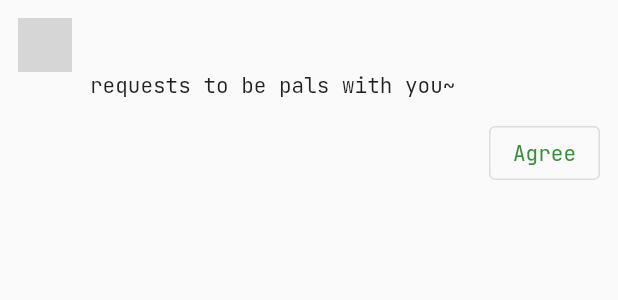
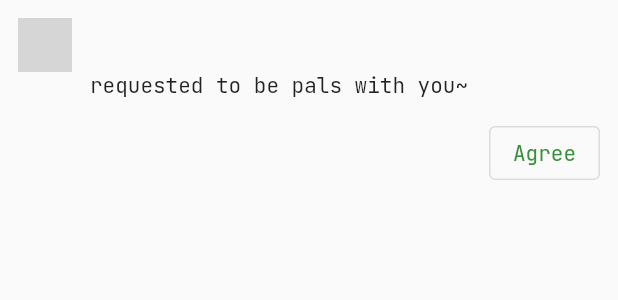
Before and after one commit to ahabhgk/treehole, a Flutter app: the NotificationWidget widget shown alone on an empty page, opened directly with empty values, on a phone screen of 412 x 824 dp. Shown: the top 300 px of the screen. Run offline on Flutter 3.47's test engine with Material 2 defaults, Android fonts, the phone set to English and light mode, and no system bars; our stand-ins replace bloc, easy_debounce, fl_chart, flutter_bloc, flutter_secure_storage, image_picker and 1 more; accounts and stored records are empty; network calls fail; grey boxes are pictures that could not be loaded.

Commit message:
feat: like notification

```diff
--- a/lib/components/notification.dart
+++ b/lib/components/notification.dart
@@ -11,6 +11,7 @@ class NotificationWidget extends StatelessWidget {
     required this.createdAt,
     this.onAgreeTap,
     this.isFollowed,
+    this.postContent,
   }) : super(key: key);
 
   final NotificationKind kind;
@@ -18,33 +19,59 @@ class NotificationWidget extends StatelessWidget {
   final String? senderAvatarUrl; // null for default avatar
   final void Function()? onAgreeTap;
   final bool? isFollowed; // only for follow notifications
+  final String? postContent; // only for like notifications
   final DateTime createdAt;
 
   String _buildTip() {
     if (kind == NotificationKind.follow) {
       if (isFollowed == true) {
-        return 'becomes your pal!';
+        return 'became your pal!';
       }
-      return 'requests to be pals with you~';
+      return 'requested to be pals with you~';
+    }
+    if (kind == NotificationKind.like) {
+      return 'liked you post!';
     }
     throw Exception('unreachable');
   }
 
-  List<Widget> _buildButton(BuildContext context) {
+  List<Widget> _buildBottom(BuildContext context) {
     if (kind == NotificationKind.follow) {
       if (isFollowed != true) {
         return [
-          OutlinedButton(
-            onPressed: onAgreeTap,
-            child: Text(
-              'Agree',
-              style: TextStyle(color: Theme.of(context).colorScheme.primary),
-            ),
+          Row(
+            mainAxisAlignment: MainAxisAlignment.end,
+            children: [
+              OutlinedButton(
+                onPressed: onAgreeTap,
+                child: Text(
+                  'Agree',
+                  style:
+                      TextStyle(color: Theme.of(context).colorScheme.primary),
+                ),
+              ),
+            ],
           ),
         ];
       } else {
         return [];
       }
+    }
+    if (kind == NotificationKind.like && postContent != null) {
+      return [
+        Row(
+          children: [
+            const SizedBox(width: 48),
+            Expanded(
+              child: Text(
+                postContent!,
+                maxLines: 1,
+                overflow: TextOverflow.ellipsis,
+              ),
+            ),
+          ],
+        )
+      ];
     }
     return [];
   }
@@ -79,12 +106,7 @@ class NotificationWidget extends StatelessWidget {
             ],
           ),
           const SizedBox(height: 12),
-          Row(
-            mainAxisAlignment: MainAxisAlignment.end,
-            children: [
-              ..._buildButton(context),
-            ],
-          )
+          ..._buildBottom(context),
         ],
       ),
     );
--- a/lib/models/notification.dart
+++ b/lib/models/notification.dart
@@ -1,5 +1,6 @@
 enum NotificationKind {
   follow,
+  like,
 }
 
 class Notification {
@@ -11,6 +12,7 @@ class Notification {
     required this.senderUsername,
     required this.senderAvatarUrl,
     this.isFollowed,
+    this.postContent,
   });
 
   final NotificationKind kind;
@@ -20,6 +22,7 @@ class Notification {
   final String senderUsername;
   final String? senderAvatarUrl;
   final bool? isFollowed;
+  final String? postContent;
 
   Notification.fromJson(Map<String, dynamic> json)
       : kind = NotificationKind.values[json['kind']],
@@ -28,5 +31,6 @@ class Notification {
         senderUsername = json['sender_username'],
         senderAvatarUrl = json['sender_avatar_url'],
         createdAt = DateTime.parse(json['created_at']),
-        isFollowed = json['is_followed'];
+        isFollowed = json['is_followed'],
+        postContent = json['post_content'];
 }
--- a/lib/pages/introduction.dart
+++ b/lib/pages/introduction.dart
@@ -171,11 +171,16 @@ class _IntroductionPageState extends State<IntroductionPage> {
                               count: state.postsCount,
                               name: 'Posts',
                               onTap: () async {
-                                await goMyPostsPage(
-                                  context,
-                                  widget.profile.id,
-                                );
-                                _getCounts();
+                                final myId = RepositoryProvider.of<
+                                        AuthenticationRepository>(context)
+                                    .userId();
+                                if (widget.profile.id == myId) {
+                                  await goMyPostsPage(
+                                    context,
+                                    widget.profile.id,
+                                  );
+                                  _getCounts();
+                                }
                               },
                             ),
                             PairText(
--- a/lib/pages/tabs/notification.dart
+++ b/lib/pages/tabs/notification.dart
@@ -91,6 +91,7 @@ class _NotificationTabPageState extends State<NotificationTabPage> {
             senderAvatarUrl: n.senderAvatarUrl,
             createdAt: n.createdAt,
             isFollowed: n.isFollowed,
+            postContent: n.postContent,
             onAgreeTap: () => _follow(n.receiverId, n.senderId),
           );
         },
```
Also changed, not shown: 1 other file.
